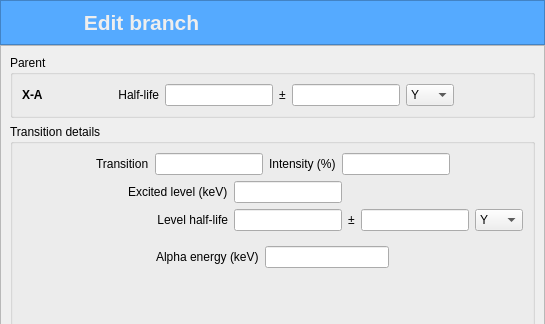
First picture: the form in UI/DEC/editbranchdialog.ui, repository ziemastz/DES_v2, before the edit; both pictures show x 0 to 545 and y 0 to 324 of the 545 by 576 pixel window.
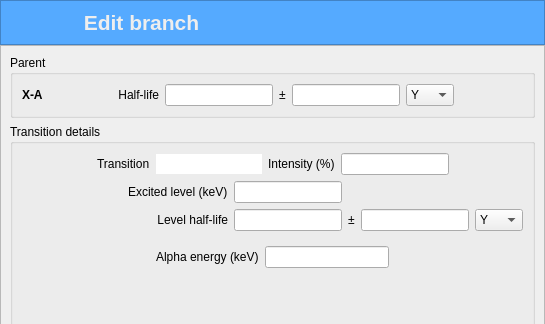
Second picture: the form after the edit. Icons and pictures are not drawn.

```diff
--- a/UI/DEC/editbranchdialog.ui
+++ b/UI/DEC/editbranchdialog.ui
@@ -263,7 +263,17 @@
             </widget>
            </item>
            <item>
-            <widget class="QLineEdit" name="transition_lineEdit"/>
+            <widget class="QLineEdit" name="transition_lineEdit">
+             <property name="frame">
+              <bool>false</bool>
+             </property>
+             <property name="alignment">
+              <set>Qt::AlignCenter</set>
+             </property>
+             <property name="readOnly">
+              <bool>true</bool>
+             </property>
+            </widget>
            </item>
            <item>
             <widget class="QLabel" name="label_6">
```
